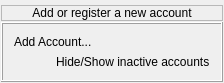
First picture: the form in src/plugins/accountmanager/accountsoptionswidget2.ui, repository xnamed/vacuum-im, before the edit.
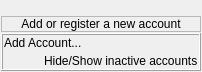
Second picture: the form after the edit.

```diff
--- a/src/plugins/accountmanager/accountsoptionswidget2.ui
+++ b/src/plugins/accountmanager/accountsoptionswidget2.ui
@@ -7,7 +7,7 @@
     <x>0</x>
     <y>0</y>
     <width>201</width>
-    <height>83</height>
+    <height>72</height>
    </rect>
   </property>
   <property name="sizePolicy">
@@ -79,6 +79,24 @@
       <enum>QFrame::Raised</enum>
      </property>
      <layout class="QGridLayout" name="gridLayout">
+      <property name="leftMargin">
+       <number>1</number>
+      </property>
+      <property name="topMargin">
+       <number>1</number>
+      </property>
+      <property name="rightMargin">
+       <number>1</number>
+      </property>
+      <property name="bottomMargin">
+       <number>1</number>
+      </property>
+      <property name="horizontalSpacing">
+       <number>1</number>
+      </property>
+      <property name="verticalSpacing">
+       <number>4</number>
+      </property>
       <item row="0" column="0" colspan="2">
        <widget class="QLabel" name="lblAddAccount">
         <property name="sizePolicy">
```
